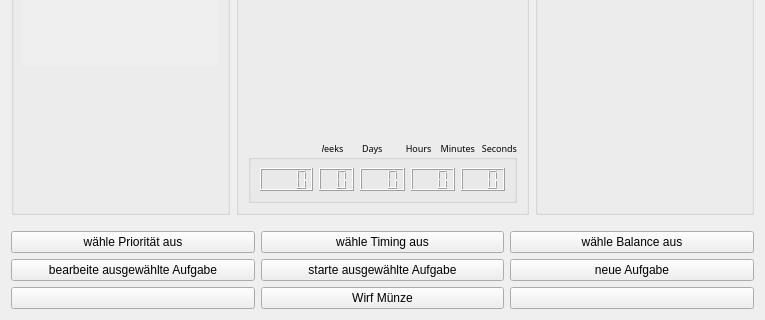
Qt form src/ui/what_now.ui (amogorkon/watnu) before a commit; both pictures show x 0 to 765 and y 138 to 458 of the 765 by 458 pixel window.
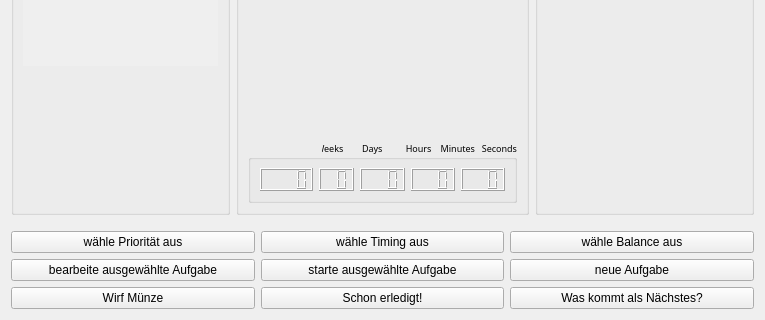
The same form after that commit. Icons and pictures are not drawn.

Commit message: refactor(what_now): swapped the buttons (again)

```diff
--- a/src/ui/what_now.ui
+++ b/src/ui/what_now.ui
@@ -691,7 +691,7 @@
         </font>
        </property>
        <property name="text">
-        <string/>
+        <string>Was kommt als Nächstes?</string>
        </property>
        <property name="shortcut">
         <string>3</string>
@@ -709,11 +709,7 @@
         </font>
        </property>
        <property name="text">
-        <string>Wirf Münze</string>
-       </property>
-       <property name="icon">
-        <iconset>
-         <normaloff>../extra/coin.svg</normaloff>../extra/coin.svg</iconset>
+        <string>Schon erledigt!</string>
        </property>
        <property name="shortcut">
         <string>2</string>
@@ -749,7 +745,11 @@
         </font>
        </property>
        <property name="text">
-        <string/>
+        <string>Wirf Münze</string>
+       </property>
+       <property name="icon">
+        <iconset>
+         <normaloff>../extra/coin.svg</normaloff>../extra/coin.svg</iconset>
        </property>
        <property name="shortcut">
         <string>1</string>
```
The commit also changes 2 other files.
